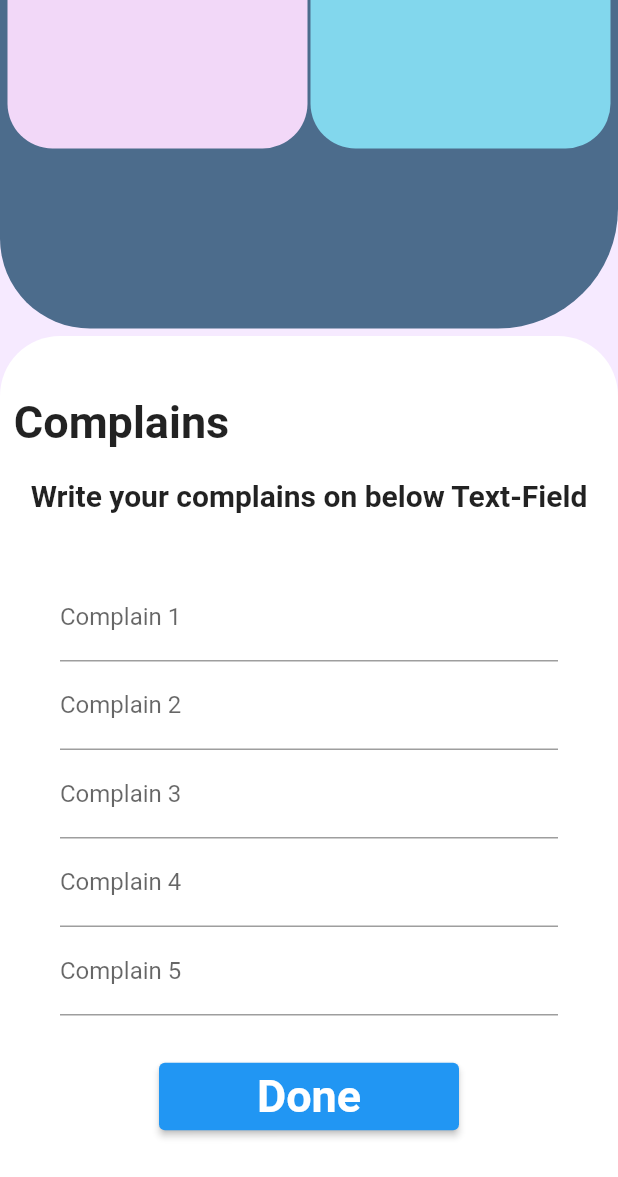
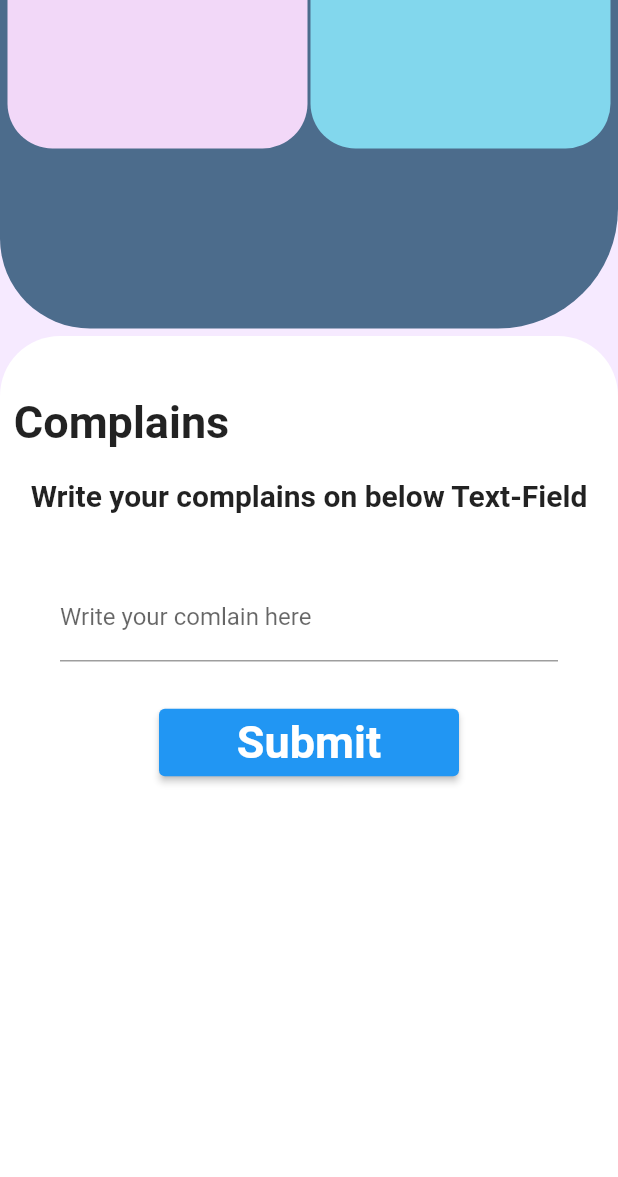
Before and after one commit to utsavshumsher/Hostel_Management_system, a Flutter app: the screen it shows after launch, scrolled down 511 dp, on a phone screen of 412 x 824 dp. Shown: the top 1177 px of the screen. Run offline on Flutter 3.47's test engine with Material 2 defaults, Android fonts, the phone set to English and light mode, and no system bars.

Commit message:
image added

```diff
--- a/lib/complains.dart
+++ b/lib/complains.dart
@@ -39,7 +39,7 @@ class complain extends StatelessWidget {
                     Container(
                       margin: EdgeInsets.only(left: 50, top: 50),
                       child: CircleAvatar(
-                        // backgroundImage: AssetImage("assets/images/think.png"),
+                        backgroundImage: AssetImage("assets/images/think.png"),
                         radius: 40,
                       ),
                     ),
@@ -151,33 +151,33 @@ class complain extends StatelessWidget {
                             Container(
                               child: TextFormField(
                                 decoration:
-                                    InputDecoration(labelText: "Complain 1"),
+                                    InputDecoration(labelText: "Write your comlain here"),
                               ),
                             ),
-                            Container(
-                              child: TextFormField(
-                                decoration:
-                                    InputDecoration(labelText: "Complain 2"),
-                              ),
-                            ),
-                            Container(
-                              child: TextFormField(
-                                decoration:
-                                    InputDecoration(labelText: "Complain 3"),
-                              ),
-                            ),
-                            Container(
-                              child: TextFormField(
-                                decoration:
-                                    InputDecoration(labelText: "Complain 4"),
-                              ),
-                            ),
-                            Container(
-                              child: TextFormField(
-                                decoration:
-                                    InputDecoration(labelText: "Complain 5"),
-                              ),
-                            ),
+                            // Container(
+                            //   child: TextFormField(
+                            //     decoration:
+                            //         InputDecoration(labelText: "Complain 2"),
+                            //   ),
+                            // ),
+                            // Container(
+                            //   child: TextFormField(
+                            //     decoration:
+                            //         InputDecoration(labelText: "Complain 3"),
+                            //   ),
+                            // ),
+                            // Container(
+                            //   child: TextFormField(
+                            //     decoration:
+                            //         InputDecoration(labelText: "Complain 4"),
+                            //   ),
+                            // ),
+                            // Container(
+                            //   child: TextFormField(
+                            //     decoration:
+                            //         InputDecoration(labelText: "Complain 5"),
+                            //   ),
+                            // ),
                             SizedBox(
                               height: 30,
                             ),
@@ -188,7 +188,7 @@ class complain extends StatelessWidget {
                                     minimumSize: Size(200, 30)),
                                 onPressed: () {},
                                 child: Text(
-                                  "Done",
+                                  "Submit",
                                   style: TextStyle(
                                       fontWeight: FontWeight.bold,
                                       fontSize: 30),
```
Also changed, not shown: assets/images/think.png (added), flutter_01.png (added).
